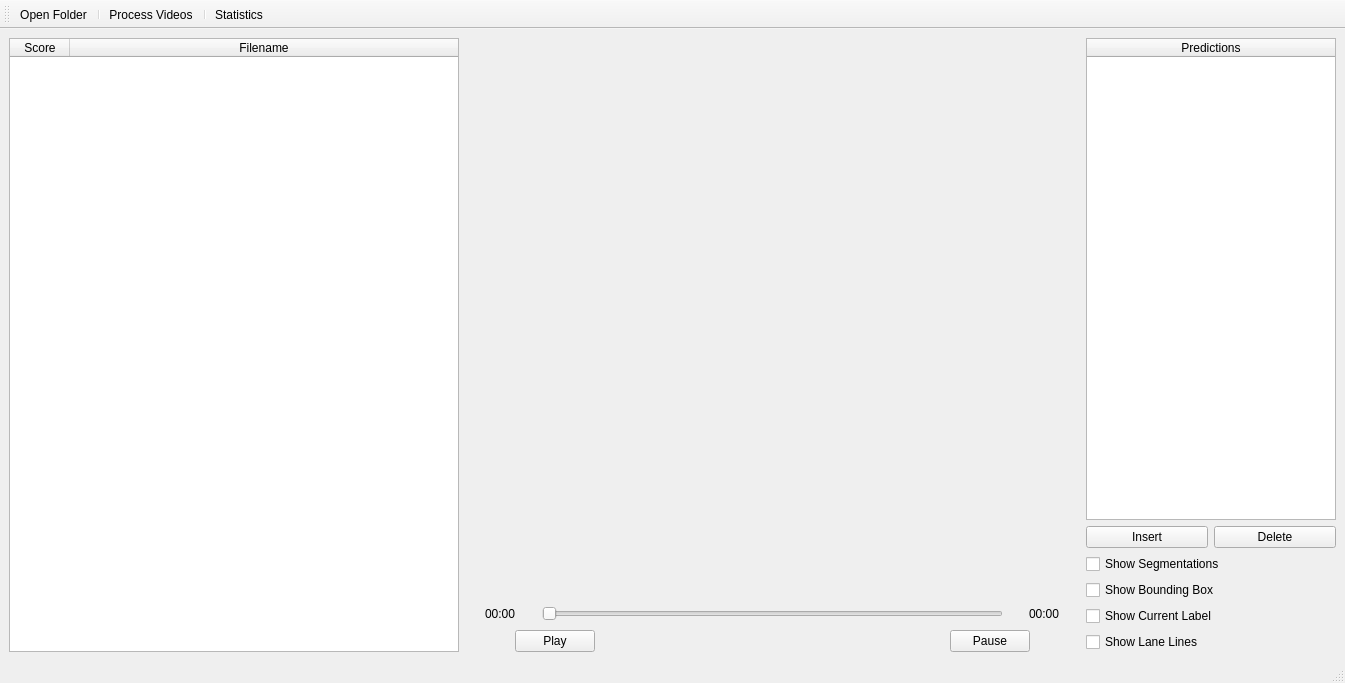
First picture: the form in App.ui, repository byq-luo/bosch, before the edit.
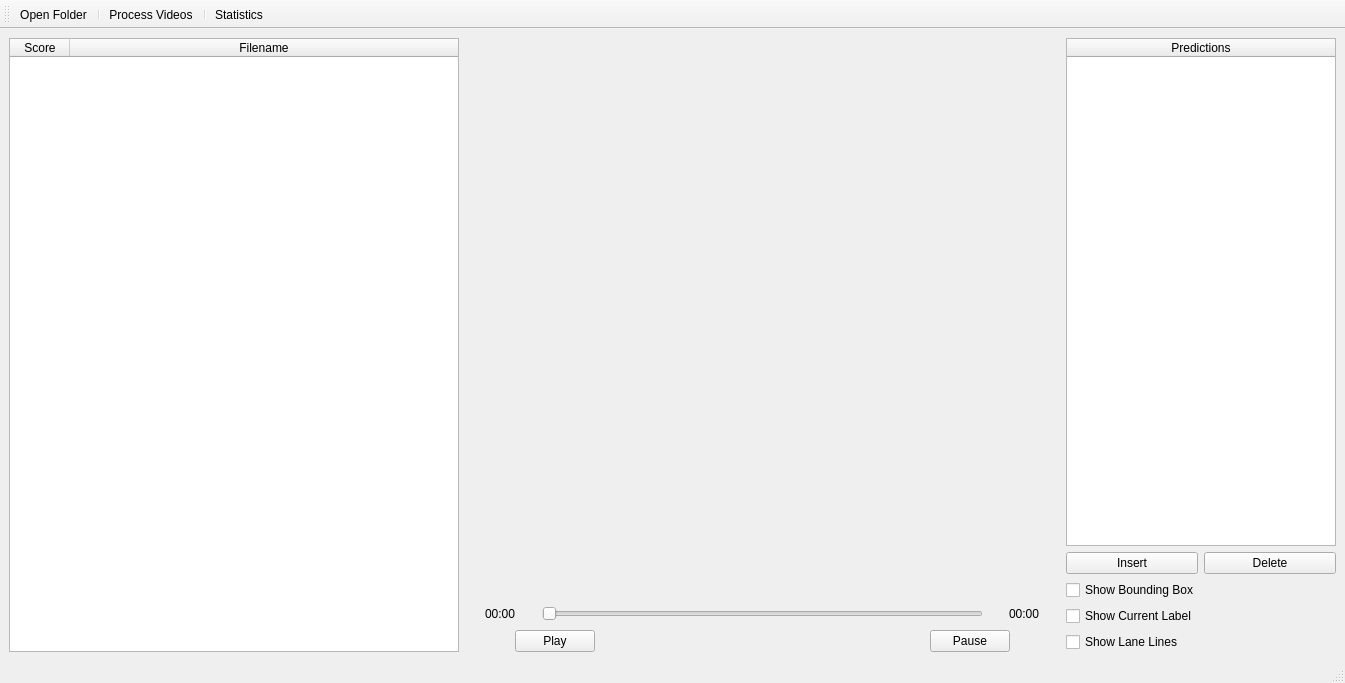
Second picture: the form after the edit. Custom widgets are drawn as their Qt base class.

The edit to the form file:
```diff
--- a/App.ui
+++ b/App.ui
@@ -268,7 +268,7 @@
        <widget class="QTableWidget" name="labelTableWidget">
         <property name="maximumSize">
          <size>
-          <width>250</width>
+          <width>270</width>
           <height>16777215</height>
          </size>
         </property>
@@ -309,13 +309,6 @@
         </item>
        </layout>
       </item>
-      <item>
-       <widget class="QCheckBox" name="showSegmentationsCheckbox">
-        <property name="text">
-         <string>Show Segmentations</string>
-        </property>
-       </widget>
-      </item>
       <item>
        <widget class="QCheckBox" name="boundingBoxCheckbox">
         <property name="text">
```
